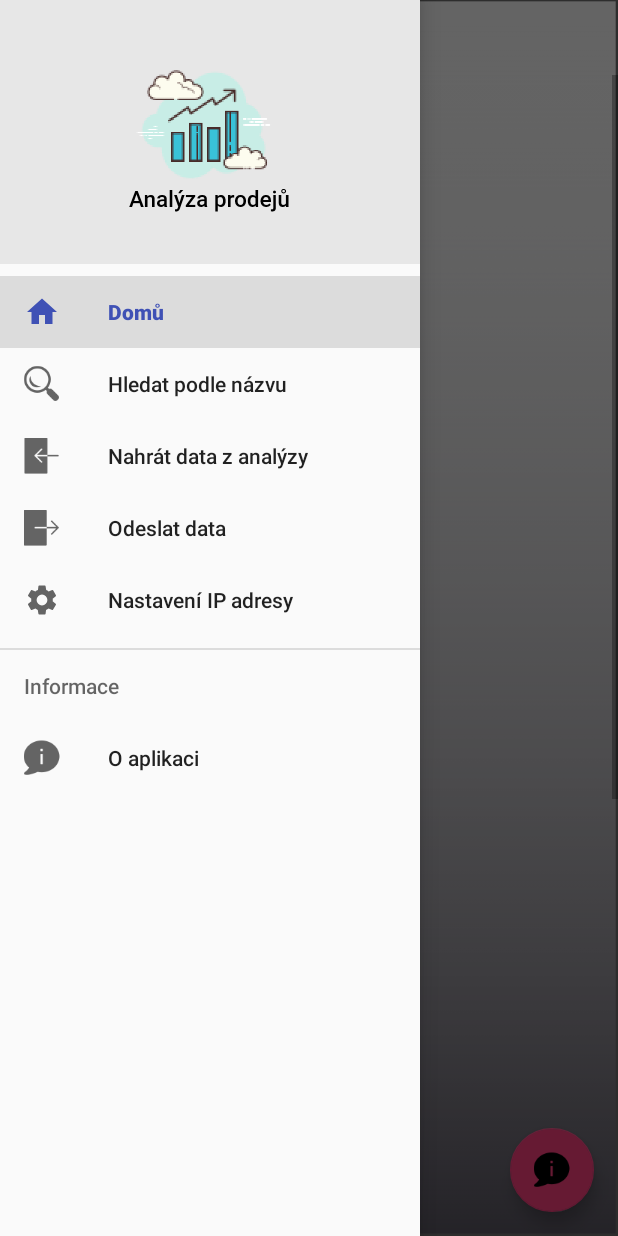
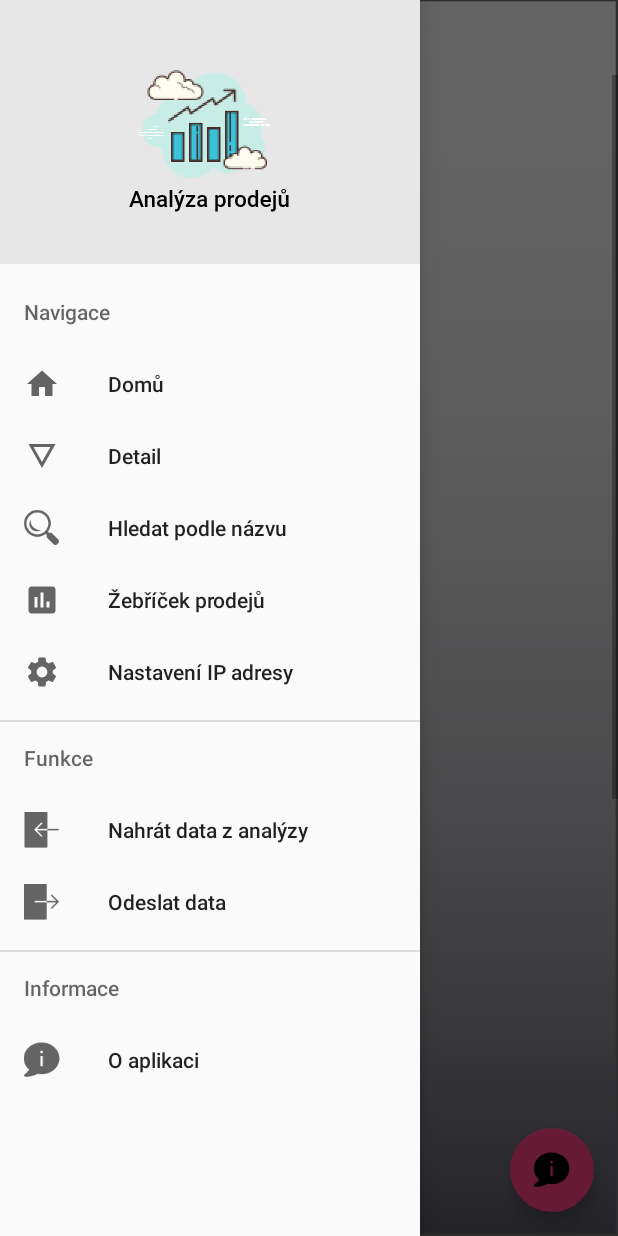
Before and after one commit to MichalTrojek/AnalyzaProdeju, an Android app: the DetailFragment screen opened through its navigation route, with the side drawer open, on a phone screen of 412 x 824 dp. Run offline under Robolectric (Android 15) with nearby library versions, the phone set to English and light mode, and no system bars; our stand-ins replace Room's generated code; Roboto replaces fonts that are not available here.

Commit message:
added menu items

```diff
--- a/app/src/main/java/cz/mtr/analyzaprodeju/MainActivity.java
+++ b/app/src/main/java/cz/mtr/analyzaprodeju/MainActivity.java
@@ -10,15 +10,14 @@ import androidx.annotation.NonNull;
 import androidx.appcompat.app.AppCompatActivity;
 import androidx.core.view.GravityCompat;
 import androidx.drawerlayout.widget.DrawerLayout;
-import androidx.fragment.app.FragmentManager;
-import androidx.fragment.app.FragmentTransaction;
 import androidx.lifecycle.Observer;
 import androidx.lifecycle.ViewModelProviders;
+import androidx.navigation.NavController;
+import androidx.navigation.Navigation;
 
 import com.google.android.material.navigation.NavigationView;
 
 import cz.mtr.analyzaprodeju.ViewModel.DataViewModel;
-import cz.mtr.analyzaprodeju.fragments.HomeFragment;
 import cz.mtr.analyzaprodeju.room.DatabaseCopier;
 
 public class MainActivity extends AppCompatActivity implements NavigationView.OnNavigationItemSelectedListener {
@@ -26,8 +25,14 @@ public class MainActivity extends AppCompatActivity implements NavigationView.On
     private static final String TAG = MainActivity.class.getSimpleName();
 
     private DrawerLayout drawerLayout;
+
     private Button hamburgerButton;
+
     private NavigationView navigationView;
+
+    public NavController navController;
+
+
     private DataViewModel mDataViewModel;
 
     @Override
@@ -37,9 +42,12 @@ public class MainActivity extends AppCompatActivity implements NavigationView.On
         copyDatabaseFromAssetsToWorkingDirectory();
         setupDrawerLayout();
         handleHamburgerButtonPress();
-        if (savedInstanceState == null) {
-            navigationView.setCheckedItem(R.id.nav_home);
-        }
+
+        navigationView.setCheckedItem(R.id.nav_home);
+
+
+        navController = Navigation.findNavController(this, R.id.nav_host_fragment);
+
 
         mDataViewModel = ViewModelProviders.of(this).get(DataViewModel.class);
         mDataViewModel.getName().observe(this, new Observer<String>() {
@@ -51,23 +59,13 @@ public class MainActivity extends AppCompatActivity implements NavigationView.On
     }
 
 
-
-
-    private void showHomeFragment() {
-        HomeFragment fragment = HomeFragment.newInstance();
-        FragmentManager fragmentManager = getSupportFragmentManager();
-        FragmentTransaction transaction = fragmentManager.beginTransaction();
-        transaction.setCustomAnimations(R.anim.enter_from_bottom, R.anim.exit_to_left, R.anim.enter_from_bottom, R.anim.exit_to_left); //the second pair of animations is there so back button shows animations.
-        transaction.add(R.id.center_container, fragment, "HOME_FRAGMENT").commit();
-    }
-
     private void copyDatabaseFromAssetsToWorkingDirectory() {
         new DatabaseCopier(this).copy();
     }
 
     private void setupDrawerLayout() {
         drawerLayout = findViewById(R.id.drawer_layout);
-        navigationView = findViewById(R.id.nav_view);
+        navigationView = findViewById(R.id.navigationView);
         navigationView.setNavigationItemSelectedListener(this);
     }
 
@@ -96,7 +94,7 @@ public class MainActivity extends AppCompatActivity implements NavigationView.On
     public boolean onNavigationItemSelected(@NonNull MenuItem menuItem) {
         switch (menuItem.getItemId()) {
             case R.id.nav_home:
-                getSupportFragmentManager().beginTransaction().replace(R.id.center_container, new HomeFragment()).commit();
+                navController.navigate(R.id.homeFragment);
                 break;
 
         }
--- a/app/src/main/java/cz/mtr/analyzaprodeju/fragments/InfoFragment.java
+++ b/app/src/main/java/cz/mtr/analyzaprodeju/fragments/DetailFragment.java
@@ -11,8 +11,8 @@ import androidx.fragment.app.Fragment;
 
 import cz.mtr.analyzaprodeju.R;
 
-public class InfoFragment extends Fragment {
-    private static final String TAG = InfoFragment.class.getSimpleName();
+public class DetailFragment extends Fragment {
+    private static final String TAG = DetailFragment.class.getSimpleName();
 
     private TextView nameTextView, eanTextView, priceTextView, rankTextView, eshopTextView, salesTextView, salesAmountOneTextView, salesDaysOneTextView, salesAmountTwoTextView, salesDaysTwoTextView, lastSaleTextView,
             storedTextView, daysOfSuppliesTextView, lastDeliveryTextView, supplierTextView, releasedTextView, locationsTextView;
@@ -20,7 +20,7 @@ public class InfoFragment extends Fragment {
     @Nullable
     @Override
     public View onCreateView(LayoutInflater inflater, @Nullable ViewGroup container, @Nullable Bundle savedInstanceState) {
-        View view = inflater.inflate(R.layout.fragment_info, container, false);
+        View view = inflater.inflate(R.layout.fragment_detail, container, false);
         nameTextView = (TextView) view.findViewById(R.id.nameTextView);
         nameTextView.setText("Veselí");
 
--- a/app/src/main/java/cz/mtr/analyzaprodeju/fragments/HomeFragment.java
+++ b/app/src/main/java/cz/mtr/analyzaprodeju/fragments/HomeFragment.java
@@ -1,5 +1,6 @@
 package cz.mtr.analyzaprodeju.fragments;
 
+import android.content.Context;
 import android.os.Bundle;
 import android.view.LayoutInflater;
 import android.view.View;
@@ -30,5 +31,10 @@ public class HomeFragment extends Fragment {
         return fragment;
     }
 
+    @Override
+    public void onAttach(Context context) {
+        super.onAttach(context);
+    }
+
 
 }
--- /dev/null
+++ b/app/src/main/res/drawable/ic_details_black_24dp.xml
@@ -0,0 +1,9 @@
+<vector xmlns:android="http://schemas.android.com/apk/res/android"
+        android:width="24dp"
+        android:height="24dp"
+        android:viewportWidth="24.0"
+        android:viewportHeight="24.0">
+    <path
+        android:fillColor="#FF000000"
+        android:pathData="M3,4l9,16 9,-16L3,4zM6.38,6h11.25L12,16 6.38,6z"/>
+</vector>
--- /dev/null
+++ b/app/src/main/res/drawable/ic_insert_chart_black_24dp.xml
@@ -0,0 +1,9 @@
+<vector xmlns:android="http://schemas.android.com/apk/res/android"
+        android:width="24dp"
+        android:height="24dp"
+        android:viewportWidth="24.0"
+        android:viewportHeight="24.0">
+    <path
+        android:fillColor="#FF000000"
+        android:pathData="M19,3L5,3c-1.1,0 -2,0.9 -2,2v14c0,1.1 0.9,2 2,2h14c1.1,0 2,-0.9 2,-2L21,5c0,-1.1 -0.9,-2 -2,-2zM9,17L7,17v-7h2v7zM13,17h-2L11,7h2v10zM17,17h-2v-4h2v4z"/>
+</vector>
--- a/app/src/main/res/layout/activity_main.xml
+++ b/app/src/main/res/layout/activity_main.xml
@@ -35,7 +35,7 @@
 
 
         <fragment
-            android:id="@+id/center_container"
+            android:id="@+id/nav_host_fragment"
             android:name="androidx.navigation.fragment.NavHostFragment"
             android:layout_width="0dp"
             android:layout_height="0dp"
@@ -46,16 +46,16 @@
             app:layout_constraintTop_toBottomOf="@+id/main_activity_toolbar"
             app:navGraph="@navigation/navigation_graph" />
 
-
     </androidx.constraintlayout.widget.ConstraintLayout>
 
 
     <com.google.android.material.navigation.NavigationView
-        android:id="@+id/nav_view"
+        android:id="@+id/navigationView"
         android:layout_width="wrap_content"
         android:layout_height="match_parent"
         android:layout_gravity="start"
         app:headerLayout="@layout/nav_header"
+        app:layout_constraintStart_toStartOf="parent"
         app:menu="@menu/drawer_menu" />
 
 
--- a/app/src/main/res/menu/drawer_menu.xml
+++ b/app/src/main/res/menu/drawer_menu.xml
@@ -1,38 +1,50 @@
 <?xml version="1.0" encoding="utf-8"?>
 <menu xmlns:android="http://schemas.android.com/apk/res/android"
     xmlns:app="http://schemas.android.com/apk/res-auto"
-    xmlns:tools="http://schemas.android.com/tools"
-    tools:showIn="navigation_view">
+    xmlns:tools="http://schemas.android.com/tools">
 
 
     <group android:checkableBehavior="single">
+        <item android:title="Navigace">
+            <menu>
                 <item
                     android:id="@+id/nav_home"
                     android:icon="@drawable/ic_home_black_24dp"
                     android:title="@string/home_text_drawer_menu" />
-
-
+                <item
+                    android:id="@+id/nav_detail"
+                    android:icon="@drawable/ic_details_black_24dp"
+                    android:title="@string/detail_text_drawer_menu" />
                 <item
                     android:id="@+id/nav_search"
                     android:icon="@drawable/search_icon"
                     android:title="@string/search_text_drawer_menu" />
+                <item
+                    android:id="@+id/nav_ranking"
+                    android:icon="@drawable/ic_insert_chart_black_24dp"
+                    android:title="@string/ranking_text_drawer_menu" />
+                <item
+                    android:id="@+id/nav_settings"
+                    android:icon="@drawable/ic_settings_black_24dp"
+                    android:title="@string/settings_text_drawer_menu" />
+            </menu>
+        </item>
 
+
+    </group>
+
+    <item android:title="Funkce">
+        <menu>
             <item
                 android:id="@+id/nav_import"
                 android:icon="@drawable/import_icon"
                 android:title="@string/import_data_text_drawer_menu" />
-
-
             <item
                 android:id="@+id/nav_export"
                 android:icon="@drawable/export_icon"
                 android:title="@string/export_data_text_drawer_menu" />
-
-        <item
-            android:id="@+id/nav_settings"
-            android:icon="@drawable/ic_settings_black_24dp"
-            android:title="@string/settings_text_drawer_menu" />
-
+        </menu>
+    </item>
 
     <item android:title="@string/info_text_drawer_menu">
         <menu>
@@ -44,7 +56,6 @@
 
 
     </item>
-    </group>
 
 
 </menu>
--- a/app/src/main/res/navigation/navigation_graph.xml
+++ b/app/src/main/res/navigation/navigation_graph.xml
@@ -41,7 +41,7 @@
     </fragment>
     <fragment
         android:id="@+id/infoFragment"
-        android:name="cz.mtr.analyzaprodeju.fragments.InfoFragment"
+        android:name="cz.mtr.analyzaprodeju.fragments.DetailFragment"
         android:label="fragment_info"
-        tools:layout="@layout/fragment_info" />
+        tools:layout="@layout/fragment_detail" />
 </navigation>
--- a/app/src/main/res/values/strings.xml
+++ b/app/src/main/res/values/strings.xml
@@ -8,6 +8,9 @@
     <string name="home_text_drawer_menu">Domů</string>
     <string name="import_data_text_drawer_menu">Nahrát data z analýzy</string>
     <string name="export_data_text_drawer_menu">Odeslat data</string>
+    <string name="ranking_text_drawer_menu">Žebříček prodejů</string>
+    <string name="detail_text_drawer_menu">Detail</string>
+
     <string name="settings_text_drawer_menu">Nastavení IP adresy</string>
     <string name="about_text_drawer_menu">O aplikaci</string>
     <string name="search_text_drawer_menu">Hledat podle názvu</string>
```
Also changed, not shown: app/src/main/res/layout/fragment_detail.xml (renamed from app/src/main/res/layout/fragment_info.xml). Lines whose indentation alone changed are shown as unchanged.
